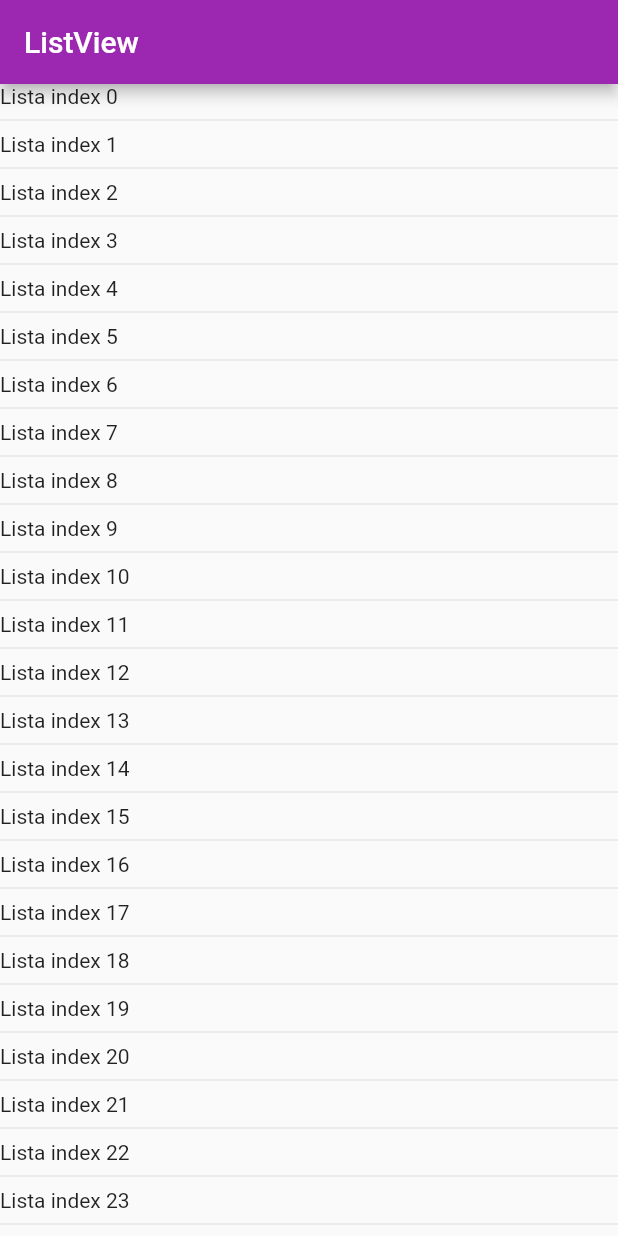
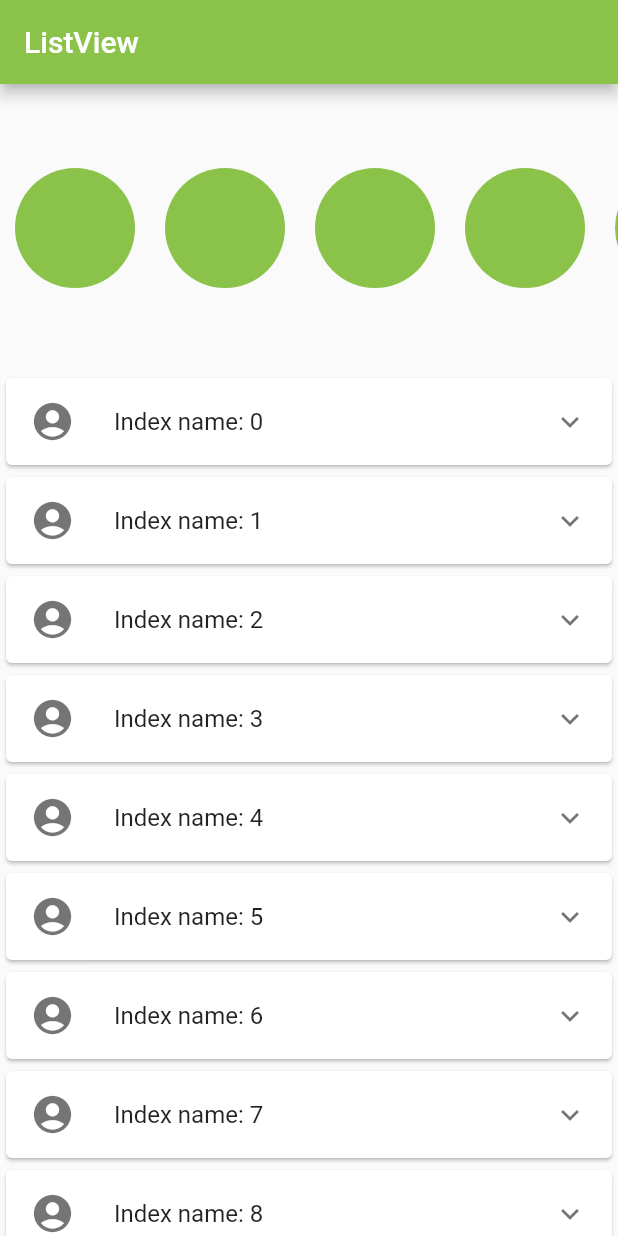
Before and after one commit to 1aLx/navegacaoAlexandre, a Flutter app: the screen it shows after launch, on a phone screen of 412 x 824 dp. Run offline on Flutter 3.47's test engine with Material 2 defaults, Android fonts, the phone set to English and light mode, and no system bars.

Commit message:
Adicionando uma função card onde o usuário clica e o menu se expande com uma mensagem 'any text'

```diff
--- a/listas/lib/home_Page.dart
+++ b/listas/lib/home_Page.dart
@@ -1,28 +1,61 @@
 import 'package:flutter/material.dart';
-
 
 class HomePage extends StatefulWidget {
   @override
   _HomePageState createState() => _HomePageState();
 }
 
-class _HomePageState extends State<HomePage> with SingleTickerProviderStateMixin {
+class _HomePageState extends State<HomePage> {
+  final myList = List.generate(40, (index) => 'Index name: $index');
 
   @override
   Widget build(BuildContext context) {
     return Scaffold(
       appBar: AppBar(
-        backgroundColor: Colors.purple,
+        backgroundColor: Colors.lightGreen,
         title: Text("ListView"),
       ),
-      body: ListView.separated(
-        itemCount: 100,
-        itemBuilder: (_, index) {
-          return Text('Lista index $index');
-        },
-        separatorBuilder: (_, __) {
-          return Divider();
-        },
+      body: Column(
+        children: [
+          Expanded(
+            child: ListView.builder(
+              itemCount: 10,
+              scrollDirection: Axis.horizontal,
+              itemBuilder: (_, index) {
+                return Padding(
+                  padding: const EdgeInsets.symmetric(horizontal: 10.0),
+                  child: CircleAvatar(
+                    backgroundColor: Colors.lightGreen,
+                    radius: 40,
+                  ),
+                );
+              },
+            ),
+          ),
+          Expanded(
+            flex: 3,
+            child: ListView.builder(
+              itemCount: myList.length,
+              itemBuilder: (_, index) {
+                final listtileGenerated = myList
+                    .map((e) => Card(
+                          child: ExpansionTile(
+                            title: Text(myList[index]),
+                            leading: Icon(
+                              Icons.account_circle,
+                              size: 30,
+                            ),
+                            children: [
+                              Text('Any text...'),
+                            ],
+                          ),
+                        ))
+                    .toList();
+                return listtileGenerated[index];
+              },
+            ),
+          ),
+        ],
       ),
     );
   }
```
